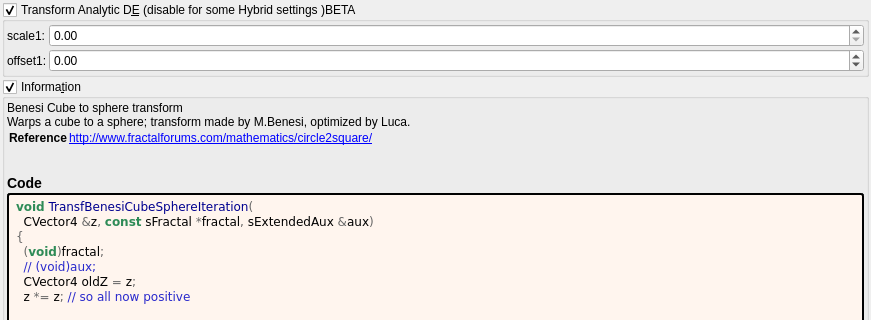
Before: the Qt Designer form mandelbulber2/formula/ui/transf_benesi_cube_sphere.ui in buddhi1980/mandelbulber2, drawn with Qt 5; both pictures show x 0 to 871 and y 0 to 320 of the 871 by 797 pixel window.
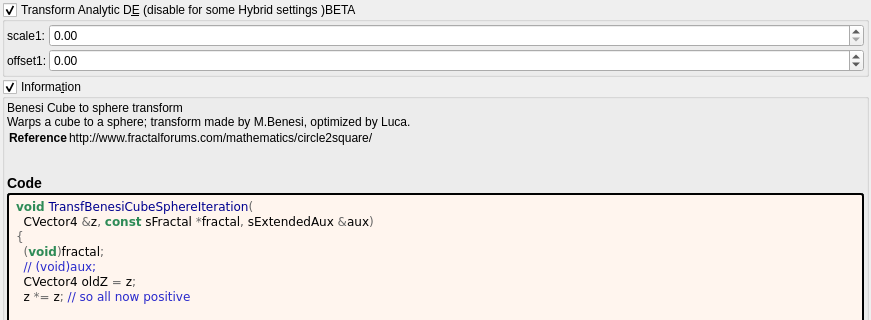
After: the same form once the commit is applied. Custom widgets are drawn as their Qt base class.

Commit message:
docs: show fractalforums.com formula references as text
fractalforums.com is only partly online; fractalforums.org keeps a read-only
copy and the active forum. The formula information boxes now show
fractalforums.com references (and the wrapped lines that continue them) as
plain text. The links that remain are closed with </a>, which the generator
never wrote. The formula/ui files are regenerated with
tools/populate_ui_information.py.

Diff of the .ui file:
```diff
--- a/mandelbulber2/formula/ui/transf_benesi_cube_sphere.ui
+++ b/mandelbulber2/formula/ui/transf_benesi_cube_sphere.ui
@@ -164,7 +164,7 @@
        <widget class="QLabel" name="label_information_general">
         <property name="text">
          <string notr="true">&lt;p&gt;Benesi Cube to sphere transform&lt;br&gt;Warps a cube to a sphere; transform made by M.Benesi, optimized by Luca.&lt;/p&gt;&lt;table&gt;
-&lt;tr&gt;&lt;th&gt;Reference&lt;/th&gt;&lt;td&gt;&lt;a href=&quot;http://www.fractalforums.com/mathematics/circle2square/&quot;&gt;http://www.fractalforums.com/mathematics/circle2square/&lt;br&gt;
+&lt;tr&gt;&lt;th&gt;Reference&lt;/th&gt;&lt;td&gt;http://www.fractalforums.com/mathematics/circle2square/&lt;br&gt;
 &lt;/td&gt;&lt;/tr&gt;
 &lt;/table&gt;
 &lt;h3&gt;Code&lt;/h3&gt;</string>
```
The commit also changes 202 other files.
